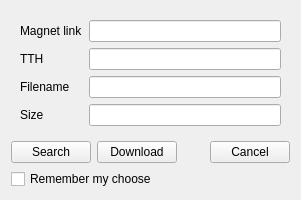
eiskaltdcpp/eiskaltdcpp, file eiskaltdcpp/ui/UIMagnet.ui: the form before one commit.
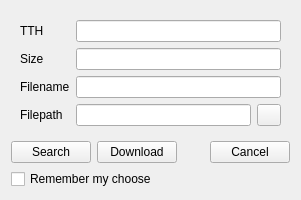
The form after the commit.

Commit message: add patch from issue #104

The edit to the form file:
```diff
--- a/eiskaltdcpp/ui/UIMagnet.ui
+++ b/eiskaltdcpp/ui/UIMagnet.ui
@@ -35,42 +35,21 @@
       <enum>QFrame::Plain</enum>
      </property>
      <layout class="QGridLayout" name="gridLayout_2">
-      <item row="0" column="1">
-       <widget class="QLineEdit" name="lineEdit_LINK">
-        <property name="readOnly">
-         <bool>true</bool>
-        </property>
-       </widget>
-      </item>
-      <item row="2" column="1">
+      <item row="1" column="1" colspan="2">
        <widget class="QLineEdit" name="lineEdit_TTH">
         <property name="readOnly">
          <bool>true</bool>
         </property>
        </widget>
       </item>
-      <item row="4" column="1">
-       <widget class="QLineEdit" name="lineEdit_SIZE">
-        <property name="readOnly">
-         <bool>true</bool>
-        </property>
-       </widget>
-      </item>
-      <item row="3" column="1">
+      <item row="3" column="1" colspan="2">
        <widget class="QLineEdit" name="lineEdit_FNAME">
         <property name="readOnly">
-         <bool>true</bool>
+         <bool>false</bool>
         </property>
        </widget>
       </item>
-      <item row="0" column="0">
-       <widget class="QLabel" name="label">
-        <property name="text">
-         <string>Magnet link</string>
-        </property>
-       </widget>
-      </item>
-      <item row="2" column="0">
+      <item row="1" column="0">
        <widget class="QLabel" name="label_2">
         <property name="text">
          <string>TTH</string>
@@ -84,13 +63,43 @@
         </property>
        </widget>
       </item>
-      <item row="4" column="0">
+      <item row="5" column="1">
+       <widget class="QLineEdit" name="lineEdit_FPATH"/>
+      </item>
+      <item row="5" column="0">
+       <widget class="QLabel" name="label_1">
+        <property name="text">
+         <string>Filepath</string>
+        </property>
+       </widget>
+      </item>
+      <item row="2" column="1" colspan="2">
+       <widget class="QLineEdit" name="lineEdit_SIZE">
+        <property name="readOnly">
+         <bool>true</bool>
+        </property>
+       </widget>
+      </item>
+      <item row="2" column="0">
        <widget class="QLabel" name="label_4">
         <property name="text">
          <string>Size</string>
         </property>
        </widget>
       </item>
+      <item row="5" column="2">
+       <widget class="QPushButton" name="pushButton_BROWSE">
+        <property name="maximumSize">
+         <size>
+          <width>24</width>
+          <height>16777215</height>
+         </size>
+        </property>
+        <property name="text">
+         <string/>
+        </property>
+       </widget>
+      </item>
      </layout>
     </widget>
    </item>
```
Left out of the diff: 11 changed lines with no effect on the pictures. The commit also changes 2 other files.
